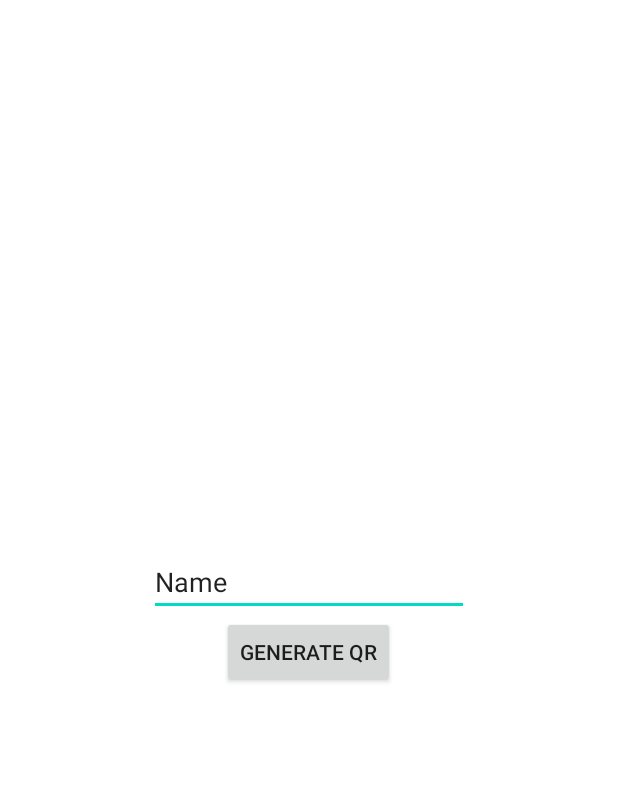
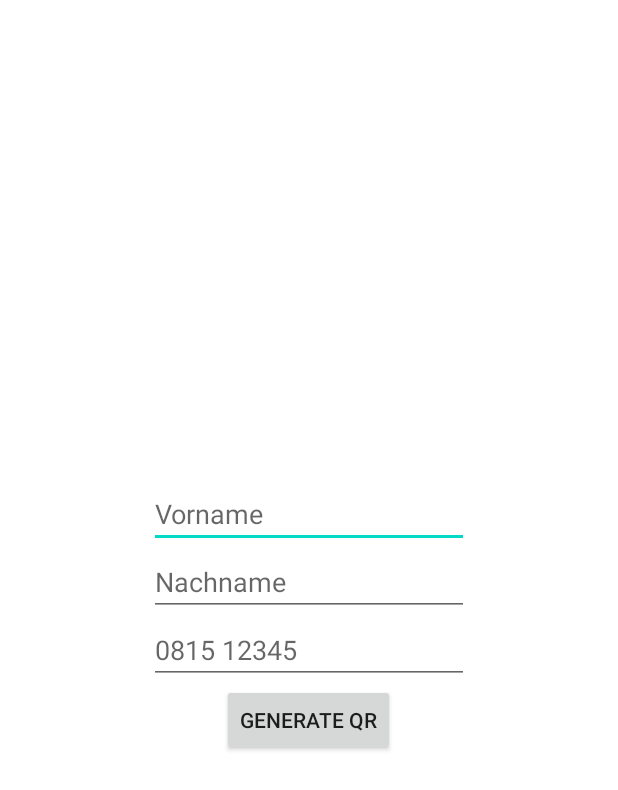
Before and after one commit to AlexRisu/Corona-QR-Code-Generator-Scanner, an Android app: the screen it shows after launch (QRCodeGeneratorActivity), after a tap on "QR CODE GENERIEREN", on a phone screen of 412 x 824 dp. Shown: the top 790 px of the screen. Run offline under Robolectric (Android 15) with nearby library versions, the phone set to English and light mode, and no system bars; libraries missing offline, so code that uses them is left out: com.journeyapps.barcodescanner.

Commit message:
generator-activity: persistence entfernen + qr code mit String seperiert mittels "|" erstellen

```diff
--- a/app/src/main/java/com/example/coronaqrcodegenerator/MainActivity.kt
+++ b/app/src/main/java/com/example/coronaqrcodegenerator/MainActivity.kt
@@ -1,11 +1,13 @@
 package com.example.coronaqrcodegenerator
 
+import android.content.Context
 import android.content.Intent
 import android.os.Bundle
 import android.view.View
 import androidx.appcompat.app.AppCompatActivity
 
 class MainActivity : AppCompatActivity() {
+
     override fun onCreate(savedInstanceState: Bundle?) {
         super.onCreate(savedInstanceState)
         setContentView(R.layout.activity_main)
@@ -19,4 +21,12 @@ class MainActivity : AppCompatActivity() {
     fun routeToCodeScanner(view: View) {
         println("Scanner")
     }
+
+    companion object {
+        private var instance: MainActivity? = null
+
+        fun applicationContext(): Context {
+            return instance!!.applicationContext
+        }
+    }
 }
--- a/app/src/main/res/layout/activity_qr_code_generator.xml
+++ b/app/src/main/res/layout/activity_qr_code_generator.xml
@@ -1,39 +1,5 @@
-<?xml version="1.0" encoding="utf-8"?><!--
-<CoordinatorLayout
-    xmlns:android="http://schemas.android.com/apk/res/android"
-    xmlns:app="http://schemas.android.com/apk/res-auto"
-    xmlns:tools="http://schemas.android.com/tools"
-    android:layout_width="match_parent"
-    android:layout_height="match_parent"
-    tools:context="com.example.coronaqrcodegenerator.QRCodeGeneratorActivity">
-
-    <AppBarLayout
-        android:layout_height="wrap_content"
-        android:layout_width="match_parent"
-        android:theme="@style/AppTheme.AppBarOverlay">
-
-        <Toolbar
-            android:id="@+id/toolbar"
-            android:layout_width="match_parent"
-            android:layout_height="?attr/actionBarSize"
-            android:background="?attr/colorPrimary"
-            app:popupTheme="@style/AppTheme.PopupOverlay" />
-
-    </AppBarLayout>
-
-
-    <FloatingActionButton
-        android:id="@+id/fab"
-        android:layout_width="wrap_content"
-        android:layout_height="wrap_content"
-        android:layout_gravity="bottom|end"
-        android:layout_margin="@dimen/fab_margin"
-        app:srcCompat="@android:drawable/ic_dialog_email" />
-
-</CoordinatorLayout>
--->
+<?xml version="1.0" encoding="utf-8"?>
 <LinearLayout xmlns:android="http://schemas.android.com/apk/res/android"
-    xmlns:app="http://schemas.android.com/apk/res-auto"
     xmlns:tools="http://schemas.android.com/tools"
     android:layout_width="match_parent"
     android:layout_height="match_parent"
@@ -42,22 +8,33 @@
     tools:context="com.example.coronaqrcodegenerator.QRCodeGeneratorActivity"
     tools:showIn="@layout/activity_qr_code_generator">
 
-    <ImageView
-        android:id="@+id/imageView"
+    <EditText
+        android:id="@+id/firstName"
         android:layout_width="wrap_content"
         android:layout_height="wrap_content"
-        android:contentDescription="TODO"
-        app:srcCompat="@mipmap/ic_launcher"
-        tools:layout_editor_absoluteX="152dp"
-        tools:layout_editor_absoluteY="218dp" />
+        android:ems="10"
+        android:hint="@string/firstName"
+        android:inputType="textPersonName"
+        tools:layout_editor_absoluteX="85dp"
+        tools:layout_editor_absoluteY="16dp" />
 
     <EditText
-        android:id="@+id/editText"
+        android:id="@+id/lastName"
         android:layout_width="wrap_content"
         android:layout_height="wrap_content"
         android:ems="10"
         android:inputType="textPersonName"
-        android:text="Name"
+        android:hint="@string/lastName"
+        tools:layout_editor_absoluteX="85dp"
+        tools:layout_editor_absoluteY="16dp" />
+
+    <EditText
+        android:id="@+id/telNumber"
+        android:layout_width="wrap_content"
+        android:layout_height="wrap_content"
+        android:ems="10"
+        android:hint="@string/exampleTelNumber"
+        android:inputType="numberDecimal"
         tools:layout_editor_absoluteX="85dp"
         tools:layout_editor_absoluteY="16dp" />
 
@@ -66,7 +43,7 @@
         android:layout_width="wrap_content"
         android:layout_height="wrap_content"
         android:onClick="createQR"
-        android:text="Generate QR"
+        android:text="@string/generate_qr"
         tools:layout_editor_absoluteX="133dp"
         tools:layout_editor_absoluteY="92dp" />
 
--- a/app/src/main/res/values/strings.xml
+++ b/app/src/main/res/values/strings.xml
@@ -2,4 +2,8 @@
     <string name="app_name">CoronaQrCodeGenerator</string>
     <string name="first_button_main">QR Code generieren</string>
     <string name="second_button_main">QR Code scannen</string>
+    <string name="lastName">Nachname</string>
+    <string name="firstName">Vorname</string>
+    <string name="exampleTelNumber">0815 12345</string>
+    <string name="generate_qr">Generate QR</string>
 </resources>
```
Also changed, not shown: app/build.gradle (+7 -8 lines), app/src/main/java/com/example/coronaqrcodegenerator/QRCodeGeneratorActivity.kt (+11 -2 lines), app/src/main/res/layout/activity_qr_code_generated.xml (added, +21 -0 lines).
